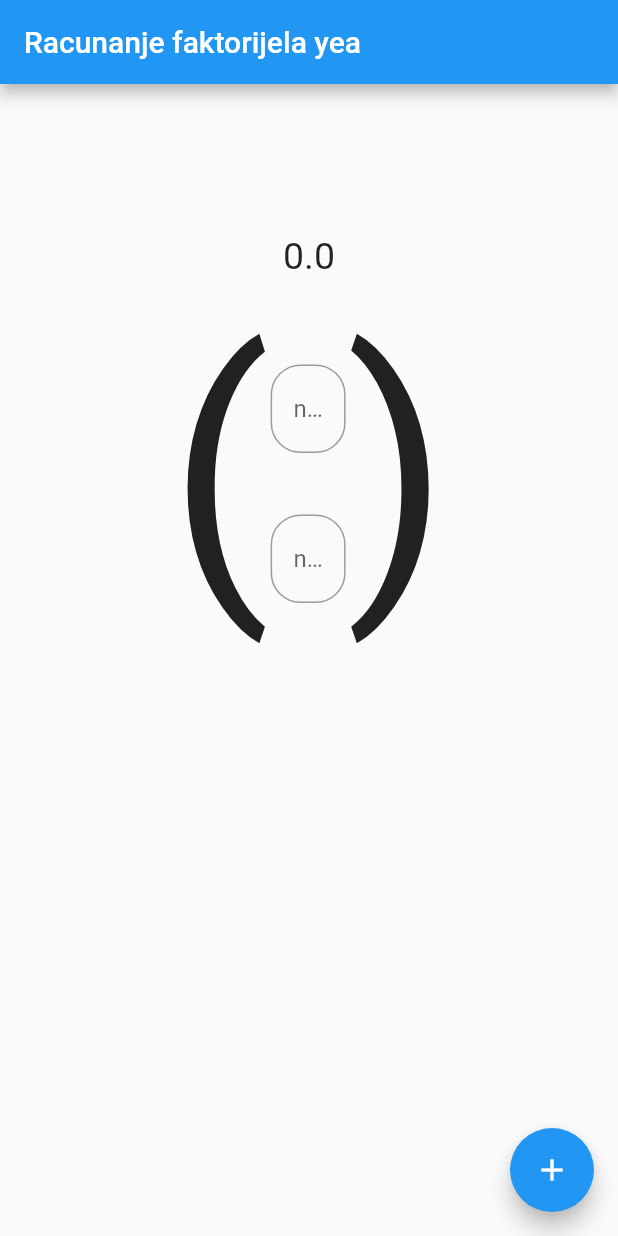
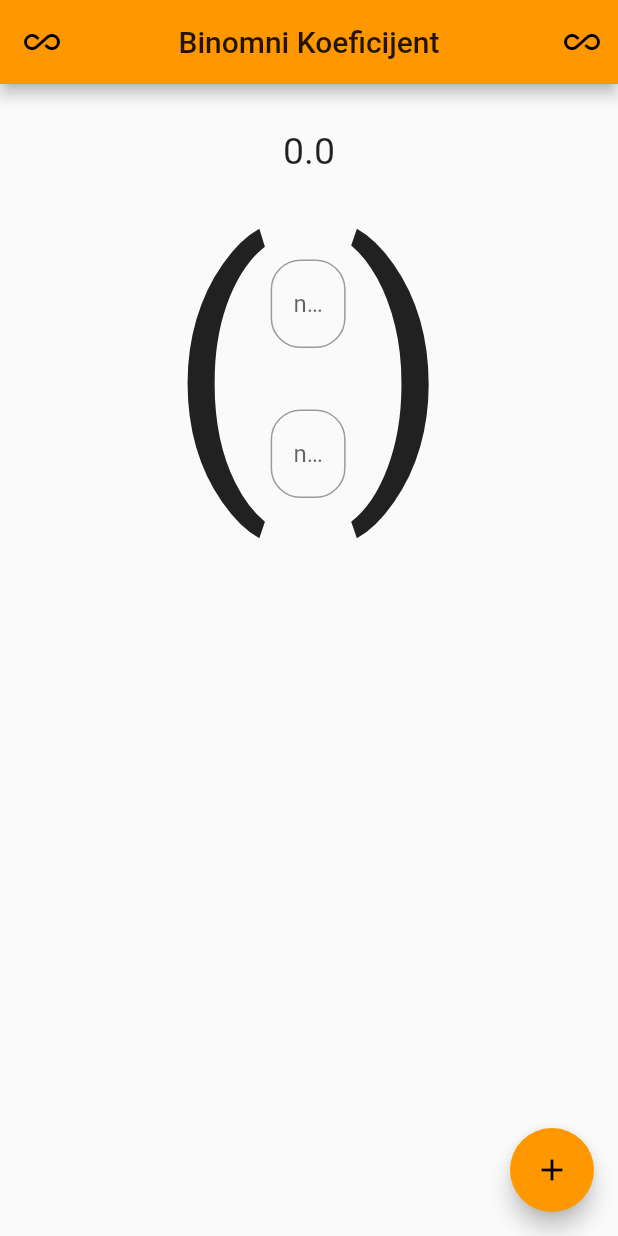
Before and after one commit to SempaiEcchi/bionmnikoef, a Flutter app: the screen it shows after launch, on a phone screen of 412 x 824 dp. Run offline on Flutter 3.47's test engine with Material 2 defaults, Android fonts, the phone set to English and light mode, and no system bars; missing offline and left inert: flutter_inappbrowser.

Commit message:
dodana navigacija i webview

```diff
--- a/lib/main.dart
+++ b/lib/main.dart
@@ -1,11 +1,12 @@
 import 'package:flutter/material.dart';
+import 'package:flutter/cupertino.dart';
 
+import 'newpage.dart';
 void main() => runApp(MyApp());
 class Math {
   double factorial(double n) {
     double total = 1.0;
     double i = 1.0;
-
     while (i <= n) {
       total = total * i;
       i = i + 1.0;
@@ -19,11 +20,10 @@ class MyApp extends StatelessWidget {
   @override
   Widget build(BuildContext context) {
     return MaterialApp(
-      title: 'Flutter Demo',
       theme: ThemeData(
-        primarySwatch: Colors.blue,
+        primarySwatch: Colors.orange,
       ),
-      home: MyHomePage(title: 'Racunanje faktorijela yea'),
+      home: MyHomePage(title: 'Binomni Koeficijent'),
     );
   }
 }
@@ -78,7 +78,22 @@ var rezultatdoljezagrade=gore-prvidolje;
 
     return Scaffold(
       appBar: AppBar(
+        centerTitle: true,
+        leading: IconButton(icon: Icon(Icons.all_inclusive),onPressed: () {
+          Navigator.push(
+            context,
+            MaterialPageRoute(builder: (context) => NedaMiSe()),
+          );
+        } ,),
 
+        actions: <Widget>[
+          IconButton(icon: Icon(Icons.all_inclusive),onPressed: () {
+            Navigator.push(
+              context,
+              MaterialPageRoute(builder: (context) => Symbolab()),
+            );
+          }),
+        ],
         title: Text(widget.title),
       ),
       body: Center(
@@ -87,7 +102,7 @@ var rezultatdoljezagrade=gore-prvidolje;
 
 //          mainAxisAlignment: MainAxisAlignment.center,
           children: <Widget>[
-            Container(height: 100,),
+            Container(height: 30,),
             Text(result.toString(),textAlign: TextAlign.center ,style: TextStyle(fontSize: 25),),
 
 
@@ -109,6 +124,7 @@ var rezultatdoljezagrade=gore-prvidolje;
                           textAlign: TextAlign.center,
                           decoration: decoration,
                           controller: controller,
+                            keyboardType: TextInputType.number,
 
                         ),
                       ),
@@ -120,6 +136,7 @@ var rezultatdoljezagrade=gore-prvidolje;
                         textAlign: TextAlign.center,
                         decoration: decoration,
                         controller: controller2,
+                          keyboardType: TextInputType.number,
 
                       ),
                     ),
--- a/pubspec.yaml
+++ b/pubspec.yaml
@@ -19,7 +19,8 @@ environment:
 dependencies:
   flutter:
     sdk: flutter
-
+  flutter_inappbrowser: ^1.2.1
+  flutter_webview_plugin: 0.3.8
   # The following adds the Cupertino Icons font to your application.
   # Use with the CupertinoIcons class for iOS style icons.
   cupertino_icons: ^0.1.2
```
Also changed, not shown: lib/newpage.dart (added, +46 -0 lines), pubspec.lock (deleted), 2 other files.
